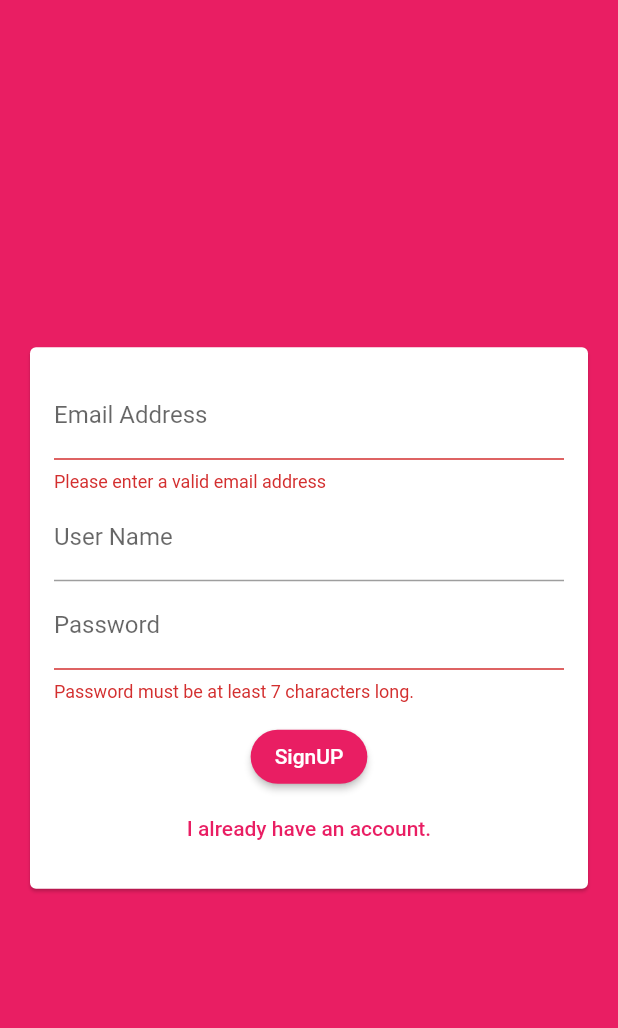
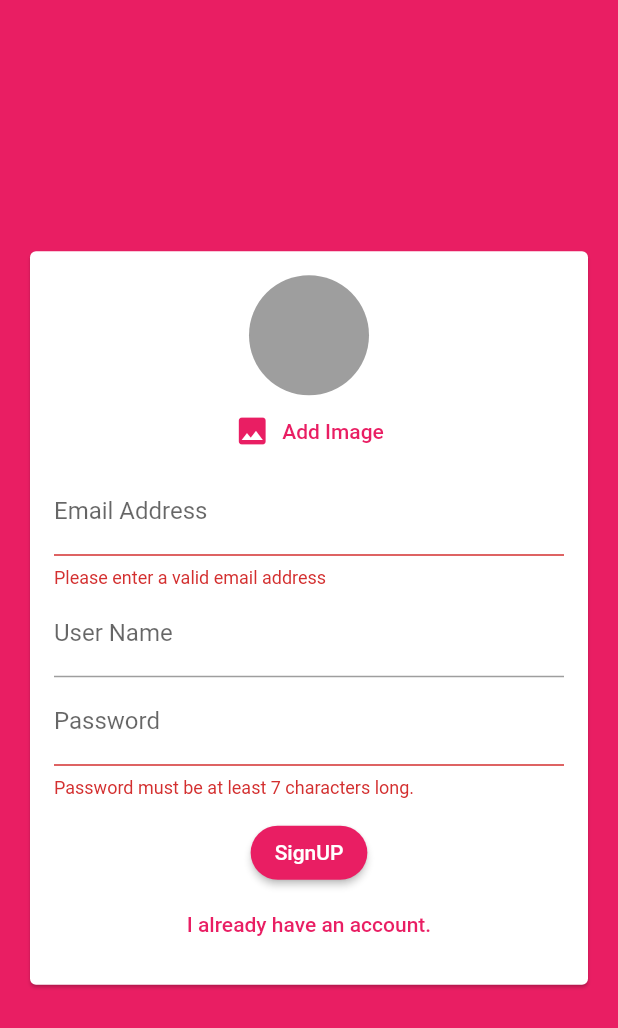
Before and after one commit to prasannakumar2495/FlutterChatApp, a Flutter app: the screen it shows after launch, after a tap on "Login", after a tap on "Create New Account?", on a phone screen of 412 x 824 dp. Shown: the top 1028 px of the screen. Run offline on Flutter 3.47's test engine with Material 2 defaults, Android fonts, the phone set to English and light mode, and no system bars; our stand-ins replace cloud_firestore, firebase_auth, firebase_core, firebase_storage, image_picker; accounts and stored records are empty.

Commit message:
done with image upload.

```diff
--- a/lib/main.dart
+++ b/lib/main.dart
@@ -11,10 +11,12 @@ void main() async {
   if (Platform.isIOS) {
     await Firebase.initializeApp(
       options: const FirebaseOptions(
-          apiKey: "AIzaSyAbeRlKbmJxpCWie-PTN5JUAkC7ItuARm4",
-          appId: "1:78229810360:ios:c700a8db349786dfa8184d",
-          messagingSenderId: "78229810360",
-          projectId: "flutter-chat-app-5ff10"),
+        apiKey: "AIzaSyAbeRlKbmJxpCWie-PTN5JUAkC7ItuARm4",
+        appId: "1:78229810360:ios:c700a8db349786dfa8184d",
+        messagingSenderId: "78229810360",
+        projectId: "flutter-chat-app-5ff10",
+        storageBucket: "flutter-chat-app-5ff10.appspot.com",
+      ),
     );
   } else {
     await Firebase.initializeApp();
--- a/lib/screens/auth_screen.dart
+++ b/lib/screens/auth_screen.dart
@@ -1,5 +1,8 @@
+import 'dart:io';
+
 import 'package:cloud_firestore/cloud_firestore.dart';
 import 'package:firebase_auth/firebase_auth.dart';
+import 'package:firebase_storage/firebase_storage.dart';
 import 'package:flutter/material.dart';
 import 'package:flutter/services.dart';
 
@@ -21,6 +24,7 @@ class _AuthScreenState extends State<AuthScreen> {
     required String password,
     required String username,
     required bool isLogin,
+    File? image,
   }) async {
     UserCredential userCredential;
     ScaffoldMessenger.of(context).clearSnackBars();
@@ -38,12 +42,22 @@ class _AuthScreenState extends State<AuthScreen> {
           email: email,
           password: password,
         );
+
+        final ref = FirebaseStorage.instance
+            .ref()
+            .child('user_images')
+            .child('${userCredential.user!.uid}.jpg');
+
+        await ref.putFile(image!);
+        final imageURL = await ref.getDownloadURL();
+
         await FirebaseFirestore.instance
             .collection('users')
             .doc(userCredential.user!.uid)
             .set({
           'userName': username,
           'email': email,
+          'image_url': imageURL,
         });
       }
     } on PlatformException catch (err) {
--- a/lib/widgets/auth/auth_form.dart
+++ b/lib/widgets/auth/auth_form.dart
@@ -1,4 +1,7 @@
+import 'dart:io';
+
 import 'package:flutter/material.dart';
+import 'package:flutterchatapp/widgets/pickers/user_image_picker.dart';
 
 class AuthForm extends StatefulWidget {
   final void Function({
@@ -6,6 +9,7 @@ class AuthForm extends StatefulWidget {
     required String password,
     required String username,
     required bool isLogin,
+    required File image,
   }) submitAuthForm;
   final bool isLoading;
 
@@ -25,10 +29,22 @@ class _AuthFormState extends State<AuthForm> {
   var _userEmail = '';
   var _userName = '';
   var _userPassword = '';
+  var _userImageFile;
 
   void _trySubmit() {
     final isValid = _formKey.currentState!.validate();
     FocusScope.of(context).unfocus(); //remove keyboard
+
+    if (_userImageFile == null && !_isLogin) {
+      ScaffoldMessenger.of(context).clearSnackBars();
+      ScaffoldMessenger.of(context).showSnackBar(
+        SnackBar(
+          content: const Text('Please pick an image!'),
+          backgroundColor: Theme.of(context).errorColor,
+        ),
+      );
+      return;
+    }
     if (isValid) {
       _formKey.currentState!.save();
       debugPrint(_userEmail);
@@ -39,8 +55,13 @@ class _AuthFormState extends State<AuthForm> {
         password: _userPassword.trim(),
         username: _userName.trim(),
         isLogin: _isLogin,
+        image: _userImageFile,
       );
     }
+  }
+
+  void _pickedImage(File image) {
+    _userImageFile = image;
   }
 
   @override
@@ -57,6 +78,10 @@ class _AuthFormState extends State<AuthForm> {
                 mainAxisSize: MainAxisSize
                     .min, //wrapping, so no extra space will be taken.
                 children: [
+                  if (!_isLogin)
+                    UserImagePicker(
+                      imagePickedFn: _pickedImage,
+                    ),
                   TextFormField(
                     key: const ValueKey('Email'),
                     onSaved: (newValue) {
--- a/lib/widgets/chat/messages.dart
+++ b/lib/widgets/chat/messages.dart
@@ -29,6 +29,7 @@ class Messages extends StatelessWidget {
             isMe: chatDocs[index]['userID'] ==
                 FirebaseAuth.instance.currentUser!.uid,
             userName: chatDocs[index]['userName'],
+            userImageURL: chatDocs[index]['userImage'],
           ),
           itemCount: chatDocs.length,
         );
--- a/lib/widgets/chat/new_message.dart
+++ b/lib/widgets/chat/new_message.dart
@@ -25,6 +25,7 @@ class _NewMessagesState extends State<NewMessages> {
       'createdAt': Timestamp.now(),
       'userID': user.uid,
       'userName': userData['userName'],
+      'userImage': userData['image_url'],
     });
     _controller.clear();
   }
--- /dev/null
+++ b/lib/widgets/pickers/user_image_picker.dart
@@ -0,0 +1,53 @@
+import 'dart:io';
+
+import 'package:flutter/material.dart';
+import 'package:image_picker/image_picker.dart';
+
+class UserImagePicker extends StatefulWidget {
+  final Function(File pickedImage) imagePickedFn;
+  const UserImagePicker({
+    super.key,
+    required this.imagePickedFn,
+  });
+
+  @override
+  State<UserImagePicker> createState() => _UserImagePickerState();
+}
+
+class _UserImagePickerState extends State<UserImagePicker> {
+  File? _pickedImage;
+  void _pickImage() async {
+    final pickedImageFile =
+        // ignore: invalid_use_of_visible_for_testing_member
+        await ImagePicker.platform.pickImage(
+      source: ImageSource.gallery,
+      imageQuality: 50,
+      maxWidth: 150,
+    );
+    setState(() {
+      _pickedImage = File(pickedImageFile!.path);
+    });
+    widget.imagePickedFn(
+      File(pickedImageFile!.path),
+    );
+  }
+
+  @override
+  Widget build(BuildContext context) {
+    return Column(
+      children: [
+        CircleAvatar(
+          backgroundColor: Colors.grey,
+          radius: 40,
+          backgroundImage:
+              _pickedImage == null ? null : FileImage(_pickedImage!),
+        ),
+        TextButton.icon(
+          onPressed: _pickImage,
+          icon: const Icon(Icons.image),
+          label: const Text('Add Image'),
+        ),
+      ],
+    );
+  }
+}
--- a/pubspec.yaml
+++ b/pubspec.yaml
@@ -39,6 +39,8 @@ dependencies:
   cloud_firestore: ^4.0.4
   firebase_core: ^2.1.1
   firebase_auth: ^4.1.1
+  image_picker: ^0.8.6
+  firebase_storage: ^11.0.5
 
 dev_dependencies:
   flutter_test:
```
Also changed, not shown: lib/widgets/chat/message_bubble.dart (+28 -8 lines), pubspec.lock, 3 other files.
